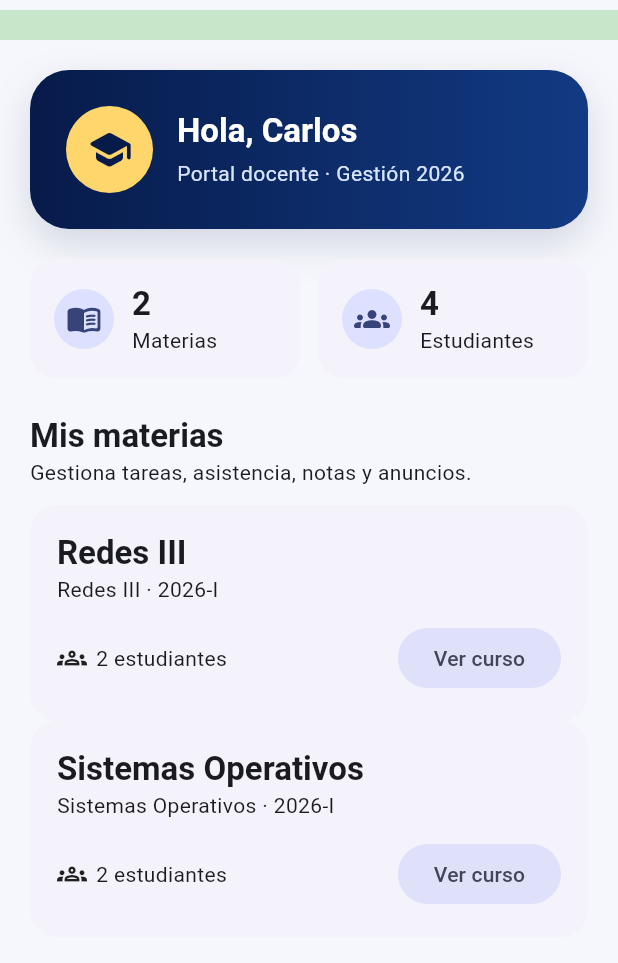
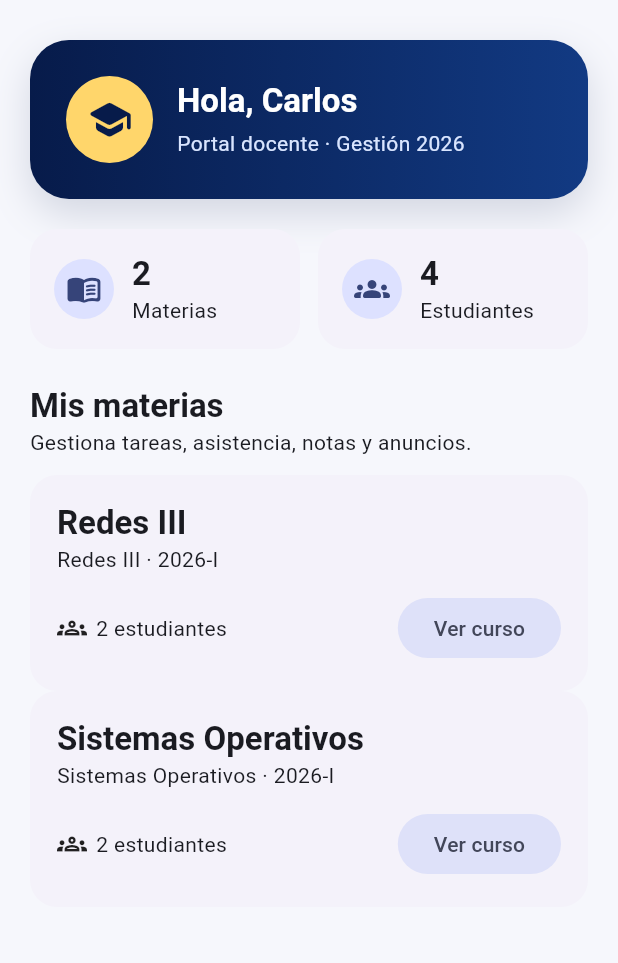
Before and after one commit to ruizalex12/PROYECTOFINAL, a Flutter app: the screen it shows after launch, after a tap on "Docente", after a tap on "INGRESAR", on a phone screen of 412 x 824 dp, the part 74-1037 px from its top. Run offline on Flutter 3.47's test engine with Material 3 defaults, Android fonts, the light colour scheme and no system bars; our stand-ins replace shared_preferences, supabase_flutter; accounts and stored records are empty.

Commit message:
Ocultar completamente StatusBanner

```diff
--- a/lib/widgets/status_banner.dart
+++ b/lib/widgets/status_banner.dart
@@ -2,15 +2,11 @@ import 'package:flutter/material.dart';
 
 class StatusBanner extends StatelessWidget {
   const StatusBanner({super.key, required this.demoMode});
+
   final bool demoMode;
 
   @override
   Widget build(BuildContext context) {
-    return Container(
-      width: double.infinity,
-      padding: const EdgeInsets.symmetric(horizontal: 16, vertical: 10),
-      color: Colors.green.shade100,
-
-    );
+    return const SizedBox.shrink();
   }
 }
```
